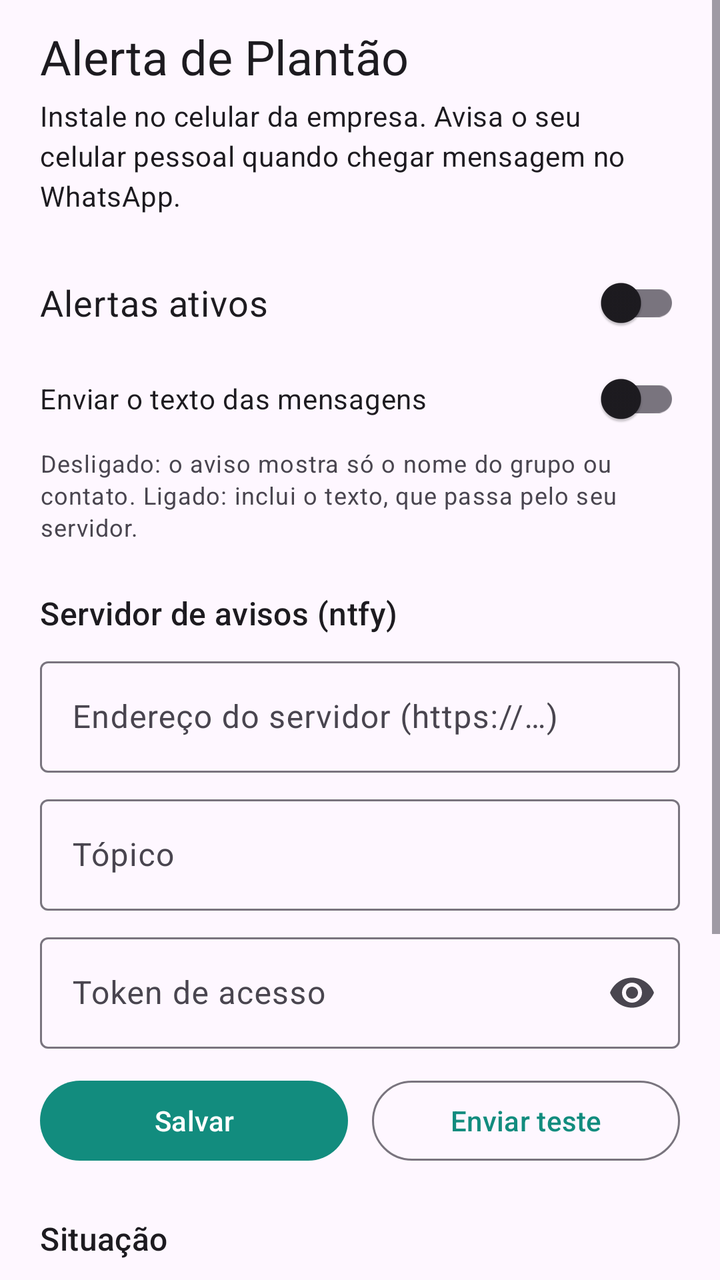
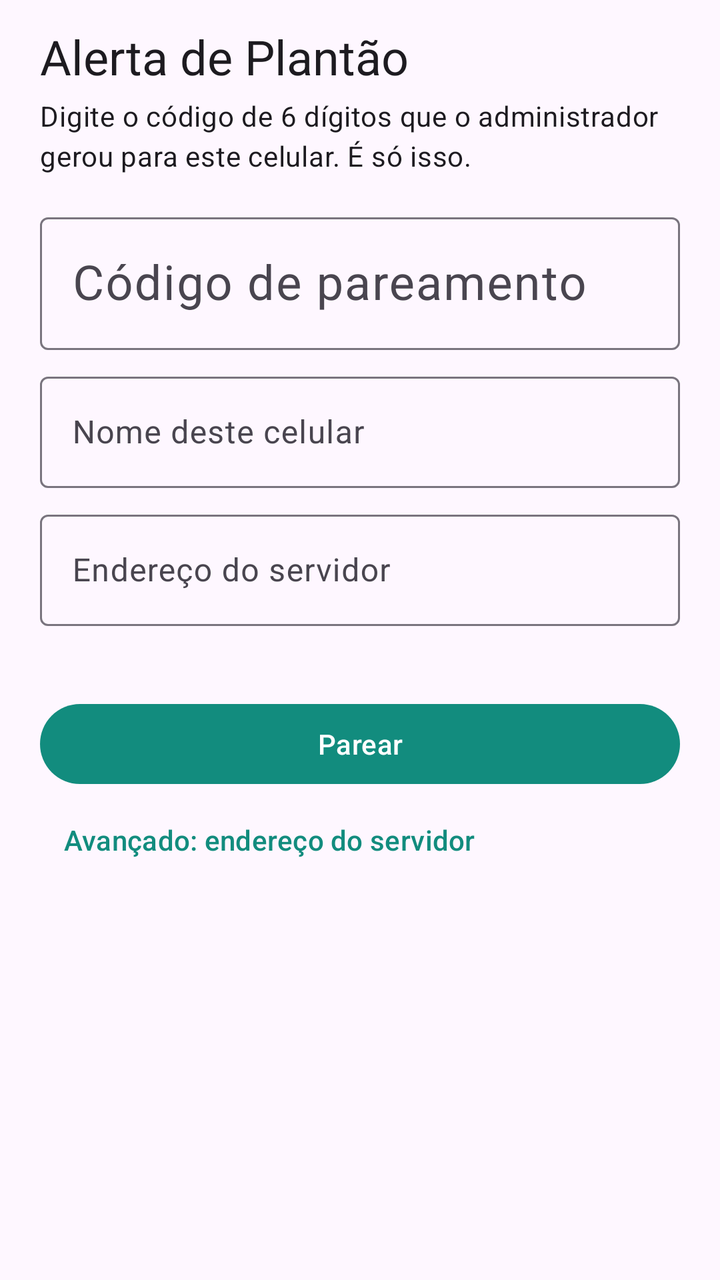

Two renders of the same Android screen: before a commit and after it. Below are the layout's source before the change and the commit's diff.
<!-- AndroidManifest.xml: application theme Theme.AlertaPlantao -->
<!-- res/layout/activity_main.xml -->
<?xml version="1.0" encoding="utf-8"?>
<ScrollView xmlns:android="http://schemas.android.com/apk/res/android"
    xmlns:app="http://schemas.android.com/apk/res-auto"
    android:id="@+id/raiz"
    android:clipToPadding="false"
    android:layout_width="match_parent"
    android:layout_height="match_parent"
    android:fillViewport="true">

    <LinearLayout
        android:layout_width="match_parent"
        android:layout_height="wrap_content"
        android:orientation="vertical"
        android:paddingLeft="20dp"
        android:paddingTop="12dp"
        android:paddingRight="20dp"
        android:paddingBottom="48dp">

        <TextView
            android:layout_width="wrap_content"
            android:layout_height="wrap_content"
            android:text="@string/app_name"
            android:textAppearance="?attr/textAppearanceHeadlineSmall" />

        <TextView
            android:layout_width="match_parent"
            android:layout_height="wrap_content"
            android:layout_marginTop="4dp"
            android:text="@string/subtitulo"
            android:textAppearance="?attr/textAppearanceBodyMedium" />

        <androidx.appcompat.widget.SwitchCompat
            android:id="@+id/chave_ativo"
            android:layout_width="match_parent"
            android:layout_height="wrap_content"
            android:layout_marginTop="20dp"
            android:minHeight="48dp"
            android:text="@string/alertas_ativos"
            android:textSize="18sp" />

        <androidx.appcompat.widget.SwitchCompat
            android:id="@+id/chave_texto"
            android:layout_width="match_parent"
            android:layout_height="wrap_content"
            android:minHeight="48dp"
            android:text="@string/enviar_texto" />

        <TextView
            android:layout_width="match_parent"
            android:layout_height="wrap_content"
            android:text="@string/enviar_texto_ajuda"
            android:textAppearance="?attr/textAppearanceBodySmall" />

        <TextView
            android:layout_width="wrap_content"
            android:layout_height="wrap_content"
            android:layout_marginTop="24dp"
            android:text="@string/secao_servidor"
            android:textAppearance="?attr/textAppearanceTitleMedium" />

        <com.google.android.material.textfield.TextInputLayout
            android:layout_width="match_parent"
            android:layout_height="wrap_content"
            android:layout_marginTop="8dp"
            android:hint="@string/hint_url">

            <com.google.android.material.textfield.TextInputEditText
                android:id="@+id/campo_url"
                android:layout_width="match_parent"
                android:layout_height="wrap_content"
                android:inputType="textUri" />
        </com.google.android.material.textfield.TextInputLayout>

        <com.google.android.material.textfield.TextInputLayout
            android:layout_width="match_parent"
            android:layout_height="wrap_content"
            android:layout_marginTop="8dp"
            android:hint="@string/hint_topico">

            <com.google.android.material.textfield.TextInputEditText
                android:id="@+id/campo_topico"
                android:layout_width="match_parent"
                android:layout_height="wrap_content"
                android:inputType="textNoSuggestions" />
        </com.google.android.material.textfield.TextInputLayout>

        <com.google.android.material.textfield.TextInputLayout
            android:layout_width="match_parent"
            android:layout_height="wrap_content"
            android:layout_marginTop="8dp"
            android:hint="@string/hint_token"
            app:endIconMode="password_toggle">

            <com.google.android.material.textfield.TextInputEditText
                android:id="@+id/campo_token"
                android:layout_width="match_parent"
                android:layout_height="wrap_content"
                android:inputType="textPassword" />
        </com.google.android.material.textfield.TextInputLayout>

        <LinearLayout
            android:layout_width="match_parent"
            android:layout_height="wrap_content"
            android:layout_marginTop="12dp"
            android:orientation="horizontal">

            <Button
                android:id="@+id/botao_salvar"
                android:layout_width="0dp"
                android:layout_height="wrap_content"
                android:layout_marginEnd="6dp"
                android:layout_weight="1"
                android:text="@string/salvar" />

            <Button
                android:id="@+id/botao_teste"
                style="@style/Widget.Material3.Button.OutlinedButton"
                android:layout_width="0dp"
                android:layout_height="wrap_content"
                android:layout_marginStart="6dp"
                android:layout_weight="1"
                android:text="@string/enviar_teste" />
        </LinearLayout>

        <TextView
            android:layout_width="wrap_content"
            android:layout_height="wrap_content"
            android:layout_marginTop="24dp"
            android:text="@string/secao_situacao"
            android:textAppearance="?attr/textAppearanceTitleMedium" />

        <TextView
            android:id="@+id/status"
            android:layout_width="match_parent"
            android:layout_height="wrap_content"
            android:layout_marginTop="8dp"
            android:lineSpacingExtra="4dp"
            android:textAppearance="?attr/textAppearanceBodyMedium" />

        <Button
            android:id="@+id/botao_acesso"
            style="@style/Widget.Material3.Button.TonalButton"
            android:layout_width="match_parent"
            android:layout_height="wrap_content"
            android:layout_marginTop="12dp"
            android:text="@string/permitir_acesso" />

        <Button
            android:id="@+id/botao_bateria"
            style="@style/Widget.Material3.Button.TonalButton"
            android:layout_width="match_parent"
            android:layout_height="wrap_content"
            android:text="@string/liberar_bateria" />

        <TextView
            android:layout_width="match_parent"
            android:layout_height="wrap_content"
            android:layout_marginTop="16dp"
            android:text="@string/ajuda_comandos"
            android:textAppearance="?attr/textAppearanceBodySmall" />
    </LinearLayout>
</ScrollView>
<!-- resources referenced by this layout -->
<resources>
  <string name="ajuda_comandos">Do celular pessoal, publique no tópico “&lt;tópico&gt;-cmd”: “sai” liga os alertas, “voltei” desliga e “status” pergunta como está.</string>
  <string name="alertas_ativos">Alertas ativos</string>
  <string name="app_name">Alerta de Plantão</string>
  <string name="enviar_teste">Enviar teste</string>
  <string name="enviar_texto">Enviar o texto das mensagens</string>
  <string name="enviar_texto_ajuda">Desligado: o aviso mostra só o nome do grupo ou contato. Ligado: inclui o texto, que passa pelo seu servidor.</string>
  <string name="hint_token">Token de acesso</string>
  <string name="hint_topico">Tópico</string>
  <string name="hint_url">Endereço do servidor (https://…)</string>
  <string name="liberar_bateria">Liberar restrição de bateria</string>
  <string name="permitir_acesso">Liberar acesso às notificações</string>
  <string name="salvar">Salvar</string>
  <string name="secao_servidor">Servidor de avisos (ntfy)</string>
  <string name="secao_situacao">Situação</string>
  <string name="subtitulo">Instale no celular da empresa. Avisa o seu celular pessoal quando chegar mensagem no WhatsApp.</string>
  <style name="Theme.AlertaPlantao" parent="Theme.Material3.DayNight.NoActionBar">
          <item name="colorPrimary">@color/verde_escuro</item>
          <item name="android:statusBarColor">@android:color/transparent</item>
      </style>
  <color name="verde_escuro">#128C7E</color>
</resources>

<!-- the commit's change to res/layout/activity_main.xml (unified diff, before → after) -->
@@ -22,141 +22,190 @@
             android:text="@string/app_name"
             android:textAppearance="?attr/textAppearanceHeadlineSmall" />
 
-        <TextView
+        
+        <LinearLayout
+            android:id="@+id/grupo_parear"
             android:layout_width="match_parent"
             android:layout_height="wrap_content"
-            android:layout_marginTop="4dp"
-            android:text="@string/subtitulo"
-            android:textAppearance="?attr/textAppearanceBodyMedium" />
-
-        <androidx.appcompat.widget.SwitchCompat
-            android:id="@+id/chave_ativo"
+            android:orientation="vertical">
+
+            <TextView
+                android:layout_width="match_parent"
+                android:layout_height="wrap_content"
+                android:layout_marginTop="4dp"
+                android:text="@string/parear_ajuda"
+                android:textAppearance="?attr/textAppearanceBodyMedium" />
+
+            <com.google.android.material.textfield.TextInputLayout
+                android:layout_width="match_parent"
+                android:layout_height="wrap_content"
+                android:layout_marginTop="16dp"
+                android:hint="@string/hint_codigo">
+
+                <com.google.android.material.textfield.TextInputEditText
+                    android:id="@+id/campo_codigo"
+                    android:layout_width="match_parent"
+                    android:layout_height="wrap_content"
+                    android:inputType="number"
+                    android:maxLength="8"
+                    android:textSize="24sp" />
+            </com.google.android.material.textfield.TextInputLayout>
+
+            <com.google.android.material.textfield.TextInputLayout
+                android:layout_width="match_parent"
+                android:layout_height="wrap_content"
+                android:layout_marginTop="8dp"
+                android:hint="@string/hint_nome">
+
+                <com.google.android.material.textfield.TextInputEditText
+                    android:id="@+id/campo_nome"
+                    android:layout_width="match_parent"
+                    android:layout_height="wrap_content"
+                    android:inputType="textCapWords"
+                    android:maxLength="40" />
+            </com.google.android.material.textfield.TextInputLayout>
+
+            <LinearLayout
+                android:id="@+id/bloco_servidor"
+                android:layout_width="match_parent"
+                android:layout_height="wrap_content"
+                android:orientation="vertical">
+
+                <com.google.android.material.textfield.TextInputLayout
+                    android:layout_width="match_parent"
+                    android:layout_height="wrap_content"
+                    android:layout_marginTop="8dp"
+                    android:hint="@string/hint_servidor">
+
+                    <com.google.android.material.textfield.TextInputEditText
+                        android:id="@+id/campo_servidor"
+                        android:layout_width="match_parent"
+                        android:layout_height="wrap_content"
+                        android:inputType="textUri" />
+                </com.google.android.material.textfield.TextInputLayout>
+            </LinearLayout>
+
+            <TextView
+                android:id="@+id/erro_parear"
+                android:layout_width="match_parent"
+                android:layout_height="wrap_content"
+                android:layout_marginTop="8dp"
+                android:textColor="?attr/colorError"
+                android:textAppearance="?attr/textAppearanceBodyMedium" />
+
+            <Button
+                android:id="@+id/botao_parear"
+                android:layout_width="match_parent"
+                android:layout_height="wrap_content"
+                android:layout_marginTop="8dp"
+                android:text="@string/parear" />
+
+            <Button
+                android:id="@+id/botao_avancado"
+                style="@style/Widget.Material3.Button.TextButton"
+                android:layout_width="wrap_content"
+                android:layout_height="wrap_content"
+                android:text="@string/avancado" />
+        </LinearLayout>
+
+        
+        <LinearLayout
+            android:id="@+id/grupo_empresa"
             android:layout_width="match_parent"
             android:layout_height="wrap_content"
-            android:layout_marginTop="20dp"
-            android:minHeight="48dp"
-            android:text="@string/alertas_ativos"
-            android:textSize="18sp" />
-
-        <androidx.appcompat.widget.SwitchCompat
-            android:id="@+id/chave_texto"
-            android:layout_width="match_parent"
-            android:layout_height="wrap_content"
-            android:minHeight="48dp"
-            android:text="@string/enviar_texto" />
-
-        <TextView
-            android:layout_width="match_parent"
-            android:layout_height="wrap_content"
-            android:text="@string/enviar_texto_ajuda"
-            android:textAppearance="?attr/textAppearanceBodySmall" />
-
-        <TextView
-            android:layout_width="wrap_content"
-            android:layout_height="wrap_content"
-            android:layout_marginTop="24dp"
-            android:text="@string/secao_servidor"
-            android:textAppearance="?attr/textAppearanceTitleMedium" />
-
-        <com.google.android.material.textfield.TextInputLayout
-            android:layout_width="match_parent"
-            android:layout_height="wrap_content"
-            android:layout_marginTop="8dp"
-            android:hint="@string/hint_url">
-
-            <com.google.android.material.textfield.TextInputEditText
-                android:id="@+id/campo_url"
-                android:layout_width="match_parent"
-                android:layout_height="wrap_content"
-                android:inputType="textUri" />
-        </com.google.android.material.textfield.TextInputLayout>
-
-        <com.google.android.material.textfield.TextInputLayout
-            android:layout_width="match_parent"
-            android:layout_height="wrap_content"
-            android:layout_marginTop="8dp"
-            android:hint="@string/hint_topico">
-
-            <com.google.android.material.textfield.TextInputEditText
-                android:id="@+id/campo_topico"
-                android:layout_width="match_parent"
-                android:layout_height="wrap_content"
-                android:inputType="textNoSuggestions" />
-        </com.google.android.material.textfield.TextInputLayout>
-
-        <com.google.android.material.textfield.TextInputLayout
-            android:layout_width="match_parent"
-            android:layout_height="wrap_content"
-            android:layout_marginTop="8dp"
-            android:hint="@string/hint_token"
-            app:endIconMode="password_toggle">
-
-            <com.google.android.material.textfield.TextInputEditText
-                android:id="@+id/campo_token"
-                android:layout_width="match_parent"
-                android:layout_height="wrap_content"
-                android:inputType="textPassword" />
-        </com.google.android.material.textfield.TextInputLayout>
-
-        <LinearLayout
-            android:layout_width="match_parent"
-            android:layout_height="wrap_content"
-            android:layout_marginTop="12dp"
-            android:orientation="horizontal">
-
-            <Button
-                android:id="@+id/botao_salvar"
-                android:layout_width="0dp"
-                android:layout_height="wrap_content"
-                android:layout_marginEnd="6dp"
-                android:layout_weight="1"
-                android:text="@string/salvar" />
+            android:orientation="vertical"
+            android:visibility="gone">
+
+            <TextView
+                android:layout_width="match_parent"
+                android:layout_height="wrap_content"
+                android:layout_marginTop="4dp"
+                android:text="@string/empresa_ajuda"
+                android:textAppearance="?attr/textAppearanceBodyMedium" />
+
+            <TextView
+                android:id="@+id/status_empresa"
+                android:layout_width="match_parent"
+                android:layout_height="wrap_content"
+                android:layout_marginTop="16dp"
+                android:lineSpacingExtra="4dp"
+                android:textAppearance="?attr/textAppearanceBodyMedium" />
+
+            <Button
+                android:id="@+id/botao_acesso"
+                style="@style/Widget.Material3.Button.TonalButton"
+                android:layout_width="match_parent"
+                android:layout_height="wrap_content"
+                android:layout_marginTop="12dp"
+                android:text="@string/permitir_acesso" />
+
+            <Button
+                android:id="@+id/botao_bateria_empresa"
+                style="@style/Widget.Material3.Button.TonalButton"
+                android:layout_width="match_parent"
+                android:layout_height="wrap_content"
+                android:text="@string/liberar_bateria" />
 
             <Button
                 android:id="@+id/botao_teste"
                 style="@style/Widget.Material3.Button.OutlinedButton"
-                android:layout_width="0dp"
-                android:layout_height="wrap_content"
-                android:layout_marginStart="6dp"
-                android:layout_weight="1"
+                android:layout_width="match_parent"
+                android:layout_height="wrap_content"
                 android:text="@string/enviar_teste" />
+
+            <Button
+                android:id="@+id/botao_sair_empresa"
+                style="@style/Widget.Material3.Button.TextButton"
+                android:layout_width="wrap_content"
+                android:layout_height="wrap_content"
+                android:text="@string/desparear" />
         </LinearLayout>
 
-        <TextView
-            android:layout_width="wrap_content"
-            android:layout_height="wrap_content"
-            android:layout_marginTop="24dp"
-            android:text="@string/secao_situacao"
-            android:textAppearance="?attr/textAppearanceTitleMedium" />
-
-        <TextView
-            android:id="@+id/status"
+        
+        <LinearLayout
+            android:id="@+id/grupo_pessoal"
             android:layout_width="match_parent"
             android:layout_height="wrap_content"
-            android:layout_marginTop="8dp"
-            android:lineSpacingExtra="4dp"
-            android:textAppearance="?attr/textAppearanceBodyMedium" />
-
-        <Button
-            android:id="@+id/botao_acesso"
-            style="@style/Widget.Material3.Button.TonalButton"
-            android:layout_width="match_parent"
-            android:layout_height="wrap_content"
-            android:layout_marginTop="12dp"
-            android:text="@string/permitir_acesso" />
-
-        <Button
-            android:id="@+id/botao_bateria"
-            style="@style/Widget.Material3.Button.TonalButton"
-            android:layout_width="match_parent"
-            android:layout_height="wrap_content"
-            android:text="@string/liberar_bateria" />
-
-        <TextView
-            android:layout_width="match_parent"
-            android:layout_height="wrap_content"
-            android:layout_marginTop="16dp"
-            android:text="@string/ajuda_comandos"
-            android:textAppearance="?attr/textAppearanceBodySmall" />
+            android:orientation="vertical"
+            android:visibility="gone">
+
+            <androidx.appcompat.widget.SwitchCompat
+                android:id="@+id/chave_plantao"
+                android:layout_width="match_parent"
+                android:layout_height="wrap_content"
+                android:layout_marginTop="20dp"
+                android:minHeight="56dp"
+                android:text="@string/de_plantao"
+                android:textSize="20sp" />
+
+            <TextView
+                android:layout_width="match_parent"
+                android:layout_height="wrap_content"
+                android:text="@string/pessoal_ajuda"
+                android:textAppearance="?attr/textAppearanceBodySmall" />
+
+            <TextView
+                android:id="@+id/status_pessoal"
+                android:layout_width="match_parent"
+                android:layout_height="wrap_content"
+                android:layout_marginTop="16dp"
+                android:lineSpacingExtra="4dp"
+                android:textAppearance="?attr/textAppearanceBodyMedium" />
+
+            <Button
+                android:id="@+id/botao_bateria_pessoal"
+                style="@style/Widget.Material3.Button.TonalButton"
+                android:layout_width="match_parent"
+                android:layout_height="wrap_content"
+                android:layout_marginTop="12dp"
+                android:text="@string/liberar_bateria" />
+
+            <Button
+                android:id="@+id/botao_sair_pessoal"
+                style="@style/Widget.Material3.Button.TextButton"
+                android:layout_width="wrap_content"
+                android:layout_height="wrap_content"
+                android:text="@string/desparear" />
+        </LinearLayout>
     </LinearLayout>
 </ScrollView>
<!-- resource entries referenced after the edit -->
@@ -1,20 +1,19 @@
 <!-- resources referenced by this layout -->
 <resources>
-  <string name="ajuda_comandos">Do celular pessoal, publique no tópico “&lt;tópico&gt;-cmd”: “sai” liga os alertas, “voltei” desliga e “status” pergunta como está.</string>
-  <string name="alertas_ativos">Alertas ativos</string>
   <string name="app_name">Alerta de Plantão</string>
-  <string name="enviar_teste">Enviar teste</string>
-  <string name="enviar_texto">Enviar o texto das mensagens</string>
-  <string name="enviar_texto_ajuda">Desligado: o aviso mostra só o nome do grupo ou contato. Ligado: inclui o texto, que passa pelo seu servidor.</string>
-  <string name="hint_token">Token de acesso</string>
-  <string name="hint_topico">Tópico</string>
-  <string name="hint_url">Endereço do servidor (https://…)</string>
+  <string name="avancado">Avançado: endereço do servidor</string>
+  <string name="de_plantao">De plantão</string>
+  <string name="desparear">Desparear este celular</string>
+  <string name="empresa_ajuda">Celular da empresa. Quando chegar mensagem no WhatsApp, o servidor avisa quem estiver de plantão.</string>
+  <string name="enviar_teste">Enviar aviso de teste</string>
+  <string name="hint_codigo">Código de pareamento</string>
+  <string name="hint_nome">Nome deste celular</string>
+  <string name="hint_servidor">Endereço do servidor</string>
   <string name="liberar_bateria">Liberar restrição de bateria</string>
+  <string name="parear">Parear</string>
+  <string name="parear_ajuda">Digite o código de 6 dígitos que o administrador gerou para este celular. É só isso.</string>
   <string name="permitir_acesso">Liberar acesso às notificações</string>
-  <string name="salvar">Salvar</string>
-  <string name="secao_servidor">Servidor de avisos (ntfy)</string>
-  <string name="secao_situacao">Situação</string>
-  <string name="subtitulo">Instale no celular da empresa. Avisa o seu celular pessoal quando chegar mensagem no WhatsApp.</string>
+  <string name="pessoal_ajuda">Ligado: você recebe os avisos do celular da empresa. Desligado: nenhum aviso chega.</string>
   <style name="Theme.AlertaPlantao" parent="Theme.Material3.DayNight.NoActionBar">
           <item name="colorPrimary">@color/verde_escuro</item>
           <item name="android:statusBarColor">@android:color/transparent</item>
